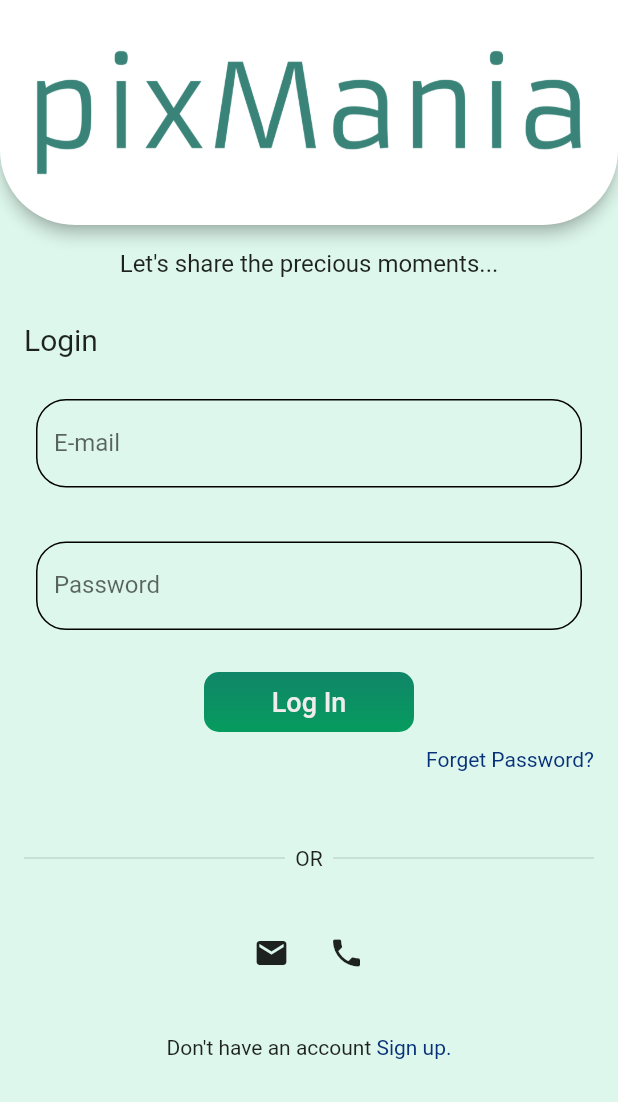
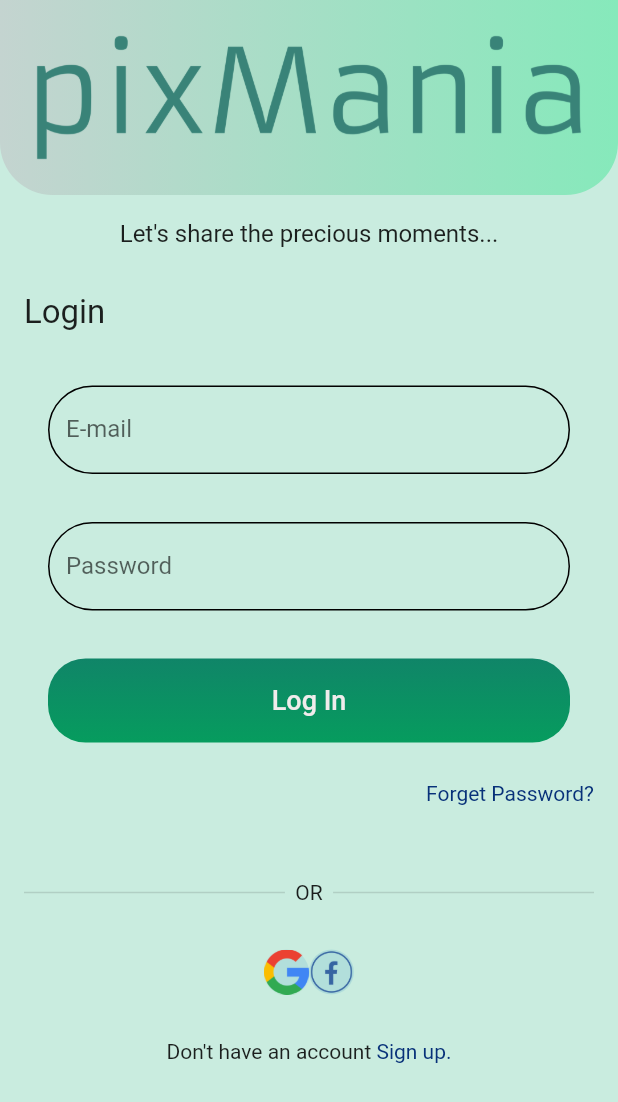
Before and after one commit to AkhilGK/PixMania, a Flutter app: the screen it shows after launch, on a phone screen of 412 x 824 dp. Shown: the top 1102 px of the screen. Run offline on Flutter 3.47's test engine with Material 2 defaults, Android fonts, the phone set to English and light mode, and no system bars; our stand-ins replace firebase_auth, firebase_core, google_fonts; accounts and stored records are empty; Roboto replaces fonts that are missing (Monoton).

Commit message:
social media sign in

```diff
--- /dev/null
+++ b/lib/basic_widgets/appbar.dart
@@ -0,0 +1,24 @@
+import 'package:flutter/material.dart';
+import 'package:flutter/src/widgets/container.dart';
+import 'package:flutter/src/widgets/framework.dart';
+
+class CustomAppbar extends StatelessWidget {
+  const CustomAppbar({super.key});
+
+  @override
+  Widget build(BuildContext context) {
+    return Container(
+      decoration: const BoxDecoration(
+          gradient: LinearGradient(
+              begin: Alignment.centerLeft,
+              end: Alignment.centerRight,
+              colors: <Color>[
+                Color.fromARGB(255, 196, 212, 208),
+                Color.fromARGB(255, 134, 233, 187),
+              ]),
+          borderRadius: BorderRadius.only(
+              bottomLeft: Radius.circular(35),
+              bottomRight: Radius.circular(35))),
+    );
+  }
+}
--- a/lib/basic_widgets/button.dart
+++ b/lib/basic_widgets/button.dart
@@ -1,6 +1,4 @@
 import 'package:flutter/material.dart';
-import 'package:flutter/src/widgets/container.dart';
-import 'package:flutter/src/widgets/framework.dart';
 
 class SubmitButton extends StatelessWidget {
   SubmitButton({
@@ -12,9 +10,11 @@ class SubmitButton extends StatelessWidget {
   VoidCallback onpressfun;
   @override
   Widget build(BuildContext context) {
-    return Container(
-      width: 140, // Adjust the width as needed
-      height: 40, // Adjust the height as needed
+    return Padding(
+      padding: const EdgeInsets.all(16.0),
+      child: Container(
+        width: double.infinity, // Adjust the width as needed
+        height: 56, // Adjust the height as needed
         decoration: BoxDecoration(
           gradient: const LinearGradient(
             colors: [
@@ -26,7 +26,7 @@ class SubmitButton extends StatelessWidget {
             end: Alignment.bottomCenter,
           ),
           borderRadius:
-            BorderRadius.circular(10), // Adjust the border radius as needed
+              BorderRadius.circular(25), // Adjust the border radius as needed
         ),
         child: ElevatedButton(
             onPressed: onpressfun,
@@ -37,11 +37,12 @@ class SubmitButton extends StatelessWidget {
             ),
             child: Text(
               title,
-            style: TextStyle(
+              style: const TextStyle(
                 color: Color.fromARGB(255, 240, 236, 236),
                 fontSize: 18,
               ),
             )),
+      ),
     );
   }
 }
--- a/lib/basic_widgets/formfield.dart
+++ b/lib/basic_widgets/formfield.dart
@@ -17,7 +17,7 @@ class CustomFormfield extends StatelessWidget {
   @override
   Widget build(BuildContext context) {
     return Padding(
-      padding: const EdgeInsets.all(8.0),
+      padding: const EdgeInsets.all(16.0),
       child: TextFormField(
         validator: (value) {
           if (value == null ||
@@ -39,7 +39,8 @@ class CustomFormfield extends StatelessWidget {
             borderRadius: BorderRadius.circular(50),
           ),
           enabledBorder:
-                OutlineInputBorder(borderRadius: BorderRadius.circular(20))),
+              OutlineInputBorder(borderRadius: BorderRadius.circular(50)),
+        ),
       ),
     );
   }
--- /dev/null
+++ b/lib/basic_widgets/mail_fb_sign.dart
@@ -0,0 +1,15 @@
+import 'package:flutter/material.dart';
+import 'package:flutter/src/widgets/container.dart';
+import 'package:flutter/src/widgets/framework.dart';
+
+class SignInOptions extends StatelessWidget {
+  const SignInOptions({super.key, required this.imagePath});
+  final String imagePath;
+  @override
+  Widget build(BuildContext context) {
+    return CircleAvatar(
+      child: Image.asset(imagePath),
+      radius: 15,
+    );
+  }
+}
--- a/lib/main.dart
+++ b/lib/main.dart
@@ -23,9 +23,9 @@ class PixMania extends StatelessWidget {
       value: AuthServices().userLog,
       initialData: null,
       child: MaterialApp(
-          home: SplashScreen(),
+          home: const SplashScreen(),
           theme: ThemeData(
-              scaffoldBackgroundColor: Color.fromARGB(255, 221, 247, 236),
+              scaffoldBackgroundColor: const Color.fromARGB(255, 201, 236, 223),
               primarySwatch: Colors.teal,
               primaryColor: Colors.greenAccent)),
     );
--- a/lib/screens/authenticate/login_screen.dart
+++ b/lib/screens/authenticate/login_screen.dart
@@ -1,13 +1,12 @@
 import 'package:flutter/material.dart';
 import 'package:google_fonts/google_fonts.dart';
+import 'package:pixmania/basic_widgets/appbar.dart';
 import 'package:pixmania/basic_widgets/button.dart';
 import 'package:pixmania/basic_widgets/formfield.dart';
-import 'package:pixmania/basic_widgets/name_logo.dart';
+import 'package:pixmania/basic_widgets/mail_fb_sign.dart';
 import 'package:pixmania/constants/constants.dart';
 import 'package:pixmania/screens/authenticate/sign_up.dart';
 import 'package:pixmania/services/auth.dart';
-
-import '../../basic_widgets/name_card.dart';
 
 class LoginScreen extends StatelessWidget {
   LoginScreen({super.key});
@@ -20,14 +19,12 @@ class LoginScreen extends StatelessWidget {
     double width = MediaQuery.of(context).size.width;
     return Scaffold(
       appBar: AppBar(
+        backgroundColor: Colors.transparent,
+        elevation: 0,
+        flexibleSpace: const CustomAppbar(),
         title: Image.asset("assets/logo/logo_transparent.png"),
         automaticallyImplyLeading: false,
-        toolbarHeight: 150,
-        backgroundColor: Colors.white,
-        shape: const RoundedRectangleBorder(
-            borderRadius: BorderRadius.vertical(
-          bottom: Radius.circular(50),
-        )),
+        toolbarHeight: 130,
       ),
       body: SafeArea(
         child: SingleChildScrollView(
@@ -48,7 +45,7 @@ class LoginScreen extends StatelessWidget {
                         Text(
                           'Login',
                           style: TextStyle(
-                            fontSize: 20,
+                            fontSize: 22,
                           ),
                         ),
                       ],
@@ -59,14 +56,14 @@ class LoginScreen extends StatelessWidget {
                       label: 'E-mail',
                       hintText: 'Enter your usermail',
                     ),
-                    kbox20,
+
                     CustomFormfield(
                       controller: passwordController,
                       label: 'Password',
                       hintText: 'Enter your pasword',
                       obscureText: true,
                     ),
-                    kbox20,
+
                     // ElevatedButton(
                     //     onPressed: () async {
                     //       await auth.logInWithEmailAndPassword(
@@ -107,23 +104,9 @@ class LoginScreen extends StatelessWidget {
                     kbox30,
                     Row(
                       mainAxisAlignment: MainAxisAlignment.center,
-                      children: [
-                        Container(
-                          height: 50,
-                          width: 50,
-                          decoration: BoxDecoration(
-                            borderRadius: BorderRadius.circular(50),
-                          ),
-                          child: const Icon(Icons.mail),
-                        ),
-                        Container(
-                          height: 50,
-                          width: 50,
-                          decoration: BoxDecoration(
-                            borderRadius: BorderRadius.circular(50),
-                          ),
-                          child: const Icon(Icons.phone),
-                        )
+                      children: const [
+                        SignInOptions(imagePath: 'assets/sign_in/google.png'),
+                        SignInOptions(imagePath: 'assets/sign_in/fb_img.png'),
                       ],
                     ),
                     kbox30,
--- a/lib/screens/home_screen/home_screen.dart
+++ b/lib/screens/home_screen/home_screen.dart
@@ -1,7 +1,4 @@
 import 'package:flutter/material.dart';
-import 'package:flutter/src/widgets/container.dart';
-import 'package:flutter/src/widgets/framework.dart';
-import 'package:pixmania/basic_widgets/button.dart';
 import 'package:pixmania/services/auth.dart';
 
 class HomeScreen extends StatelessWidget {
--- a/pubspec.yaml
+++ b/pubspec.yaml
@@ -35,6 +35,7 @@ dependencies:
   firebase_core: ^2.13.1
   flutter:
     sdk: flutter
+  # flutter_native_splash: ^2.2.19
   google_fonts: ^4.0.4
   provider: ^6.0.5
 
@@ -55,6 +56,7 @@ flutter:
   # To add assets to your application, add an assets section, like this:
   assets:
     - assets/logo/
+    - assets/sign_in/
   #   - images/a_dot_ham.jpeg
   # An image asset can refer to one or more resolution-specific "variants", see
   # https://flutter.dev/assets-and-images/#resolution-aware
```
Also changed, not shown: lib/screens/authenticate/sign_up.dart (+15 -51 lines), lib/screens/splash_screen.dart (+5 -7 lines), assets/sign_in/fb_img.png (added), assets/sign_in/google.png (added). Lines whose indentation alone changed are shown as unchanged.
